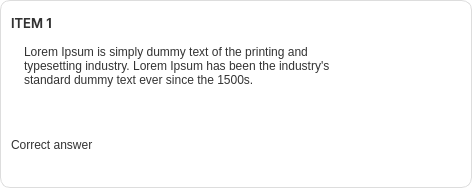
This is CAI_PyQt/CAI_Admin/UI/CardQuiz.ui in CPG19040/CPG19040 as Qt 5 draws it before an edit. The edited form follows.
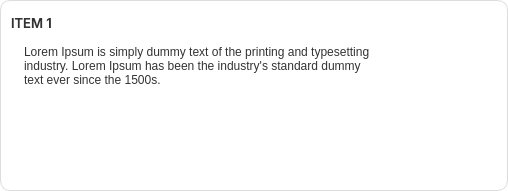
This is the edited form. Icons and pictures are not drawn.

```diff
--- a/CAI_PyQt/CAI_Admin/UI/CardQuiz.ui
+++ b/CAI_PyQt/CAI_Admin/UI/CardQuiz.ui
@@ -6,8 +6,8 @@
    <rect>
     <x>0</x>
     <y>0</y>
-    <width>472</width>
-    <height>188</height>
+    <width>508</width>
+    <height>191</height>
    </rect>
   </property>
   <property name="windowTitle">
@@ -38,15 +38,7 @@
 	border-radius: 10px;
 	border: 1px solid #ddd;
 }
-#Card:hover {
-	border: 1px solid #3498db;
-	background-color: #f7fbfe;
-}
-/* This style applies when the custom property is true */
-#Card[selected=&quot;true&quot;] {
-	background-color: #e1f5fe;
-	border: 2px solid #3498db;
-}
+
 QLabel {
 	color: #333;
 }</string>
@@ -120,16 +112,6 @@
            </property>
           </widget>
          </item>
-         <item>
-          <widget class="QLabel" name="label_ans">
-           <property name="text">
-            <string>Correct answer</string>
-           </property>
-           <property name="wordWrap">
-            <bool>true</bool>
-           </property>
-          </widget>
-         </item>
         </layout>
        </widget>
       </item>
```
Left out of the diff: 2 changed lines with no effect on the pictures.
